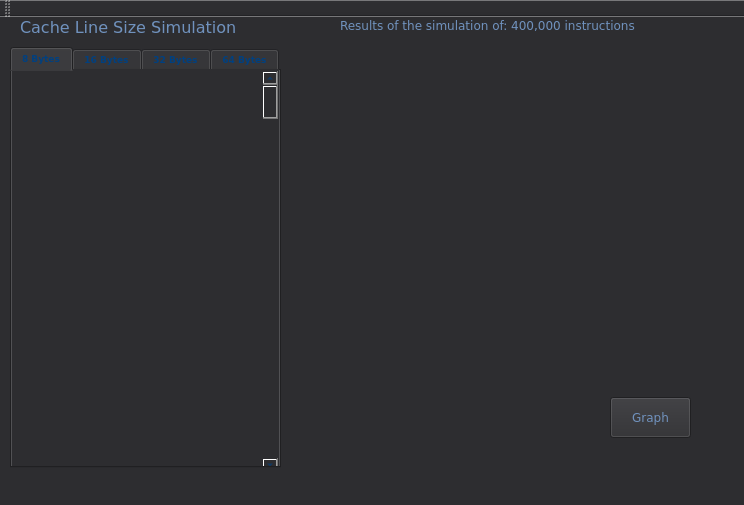
This is CacheSimulator/mainwindow.ui in RoboticHuman/TheBigCacheOfByteWonderLand as Qt 5 draws it before an edit. The edited form follows.
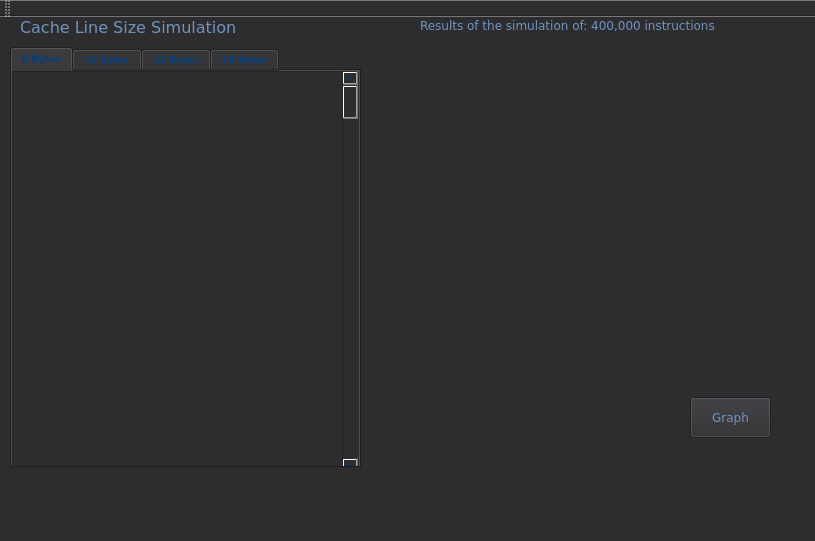
This is the edited form.

The edit to the form file:
```diff
--- a/CacheSimulator/mainwindow.ui
+++ b/CacheSimulator/mainwindow.ui
@@ -6,8 +6,8 @@
    <rect>
     <x>0</x>
     <y>0</y>
-    <width>744</width>
-    <height>505</height>
+    <width>815</width>
+    <height>541</height>
    </rect>
   </property>
   <property name="windowTitle">
@@ -22,7 +22,7 @@
      <rect>
       <x>10</x>
       <y>30</y>
-      <width>271</width>
+      <width>351</width>
       <height>421</height>
      </rect>
     </property>
@@ -47,7 +47,7 @@
      <widget class="QScrollBar" name="verticalScrollBar1">
       <property name="geometry">
        <rect>
-        <x>250</x>
+        <x>330</x>
         <y>0</y>
         <width>16</width>
         <height>401</height>
@@ -57,12 +57,12 @@
        <enum>Qt::Vertical</enum>
       </property>
      </widget>
-     <widget class="QWidget" name="widget1" native="true">
+     <widget class="QTextBrowser" name="textBrowser">
       <property name="geometry">
        <rect>
         <x>0</x>
         <y>0</y>
-        <width>251</width>
+        <width>331</width>
         <height>401</height>
        </rect>
       </property>
@@ -158,7 +158,7 @@
      <rect>
       <x>20</x>
       <y>0</y>
-      <width>231</width>
+      <width>281</width>
       <height>21</height>
      </rect>
     </property>
@@ -178,7 +178,7 @@
    <widget class="QWidget" name="PlotRegion" native="true">
     <property name="geometry">
      <rect>
-      <x>340</x>
+      <x>420</x>
       <y>20</y>
       <width>361</width>
       <height>321</height>
@@ -188,7 +188,7 @@
    <widget class="QPushButton" name="pushButton">
     <property name="geometry">
      <rect>
-      <x>610</x>
+      <x>690</x>
       <y>380</y>
       <width>81</width>
       <height>41</height>
@@ -210,9 +210,9 @@
    <widget class="QLabel" name="label_5">
     <property name="geometry">
      <rect>
-      <x>340</x>
+      <x>420</x>
       <y>0</y>
-      <width>321</width>
+      <width>371</width>
       <height>16</height>
      </rect>
     </property>
@@ -229,13 +229,13 @@
      <string>Results of the simulation of: 400,000 instructions</string>
     </property>
    </widget>
-   <widget class="QWidget" name="">
+   <widget class="QWidget" name="layoutWidget">
     <property name="geometry">
      <rect>
-      <x>340</x>
+      <x>420</x>
       <y>360</y>
       <width>181</width>
-      <height>16</height>
+      <height>20</height>
      </rect>
     </property>
     <layout class="QHBoxLayout" name="horizontalLayout">
@@ -273,13 +273,13 @@
      </item>
     </layout>
    </widget>
-   <widget class="QWidget" name="">
+   <widget class="QWidget" name="layoutWidget">
     <property name="geometry">
      <rect>
-      <x>340</x>
+      <x>420</x>
       <y>390</y>
       <width>181</width>
-      <height>16</height>
+      <height>20</height>
      </rect>
     </property>
     <layout class="QHBoxLayout" name="horizontalLayout_2">
@@ -317,13 +317,13 @@
      </item>
     </layout>
    </widget>
-   <widget class="QWidget" name="">
+   <widget class="QWidget" name="layoutWidget">
     <property name="geometry">
      <rect>
-      <x>340</x>
+      <x>420</x>
       <y>420</y>
       <width>181</width>
-      <height>16</height>
+      <height>20</height>
      </rect>
     </property>
     <layout class="QHBoxLayout" name="horizontalLayout_3">
```
Left out of the diff: 25 changed lines with no effect on the pictures.
